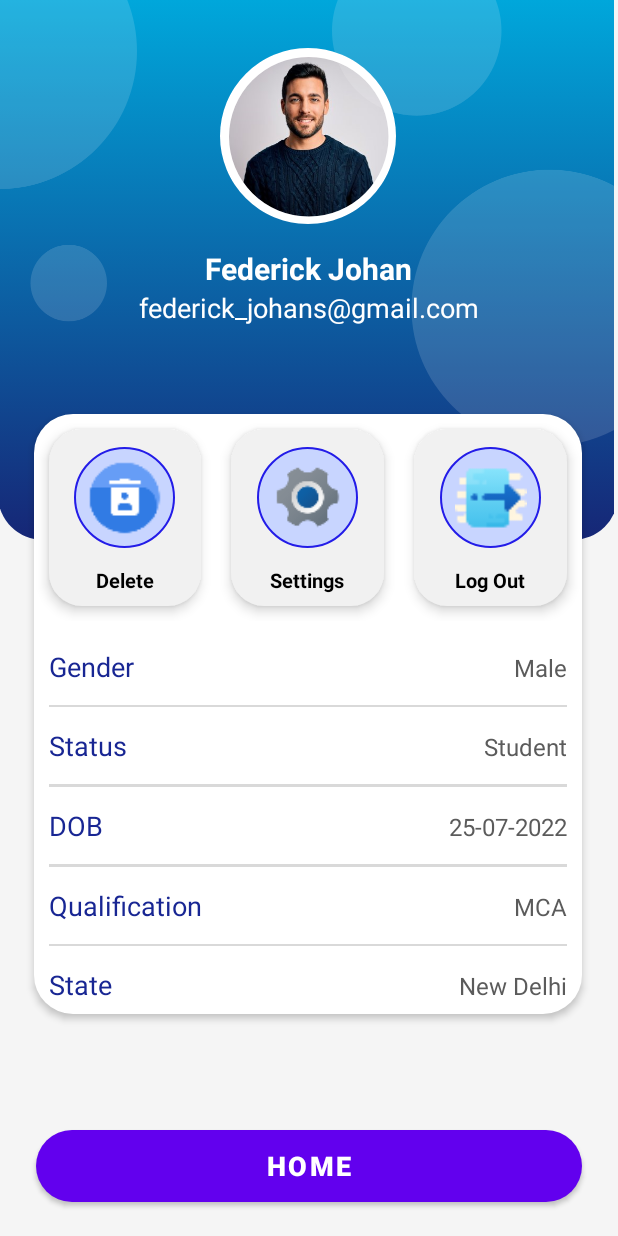
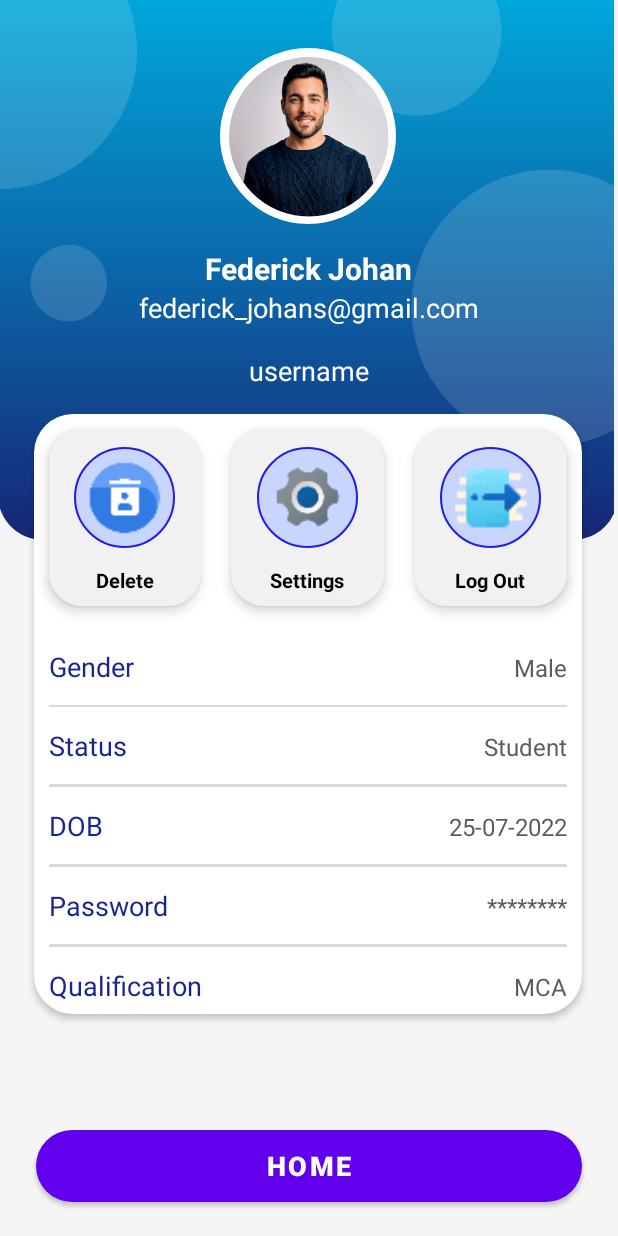
Before and after one commit to the-arooha/Gard-Aid, an Android app: the userprofile screen opened directly, with no data from a screen before it, on a phone screen of 412 x 824 dp. Run offline under Robolectric (Android 15) with nearby library versions, the phone set to English and light mode, and no system bars; our stand-ins replace Firebase (no records; nobody signed in at launch, a user with empty details on screens opened directly).

```diff
--- a/app/src/main/java/com/example/loginactivity/userprofile.java
+++ b/app/src/main/java/com/example/loginactivity/userprofile.java
@@ -1,19 +1,34 @@
 package com.example.loginactivity;
 
+import androidx.annotation.NonNull;
 import androidx.appcompat.app.AppCompatActivity;
 
+import android.app.ProgressDialog;
 import android.content.Intent;
 import android.os.Bundle;
 import android.view.View;
 import android.widget.ImageView;
+import android.widget.ProgressBar;
 import android.widget.TextView;
+import android.widget.Toast;
 
+import com.google.android.gms.tasks.OnCompleteListener;
+import com.google.android.gms.tasks.OnSuccessListener;
+import com.google.android.gms.tasks.Task;
 import com.google.firebase.auth.FirebaseAuth;
+import com.google.firebase.auth.FirebaseUser;
+import com.google.firebase.database.DataSnapshot;
+import com.google.firebase.database.DatabaseError;
+import com.google.firebase.database.DatabaseReference;
+import com.google.firebase.database.FirebaseDatabase;
+import com.google.firebase.database.ValueEventListener;
 
 public class userprofile extends AppCompatActivity {
 
-    private TextView textViewFullName,textViewemailid,textViewgender,textViewstatus,textViewdob,textViewqualification,txtViewstate;
-    private String fullName,email,gender,ststus,dob,qualification,state;
+    private TextView textViewFullName,textViewusername,textViewemailid,textViewgender,textViewstatus,textViewpassword,textViewdob,textViewqualification,textViewstate;
+    private ProgressBar progressBar;
+    private ProgressDialog progressDialog;
+    private String fullName,email,gender,status,dob,qualification,state,username,password;
     private ImageView imageview;
     private FirebaseAuth authProfile;
 
@@ -22,10 +37,104 @@ public class userprofile extends AppCompatActivity {
         super.onCreate(savedInstanceState);
         setContentView(R.layout.activity_userprofile);
 
-        textViewFullName= findViewById(R.id.gendertext);
+        textViewFullName= findViewById(R.id.textView3);
+        textViewpassword=findViewById(R.id.passwordtext);
+        textViewusername=findViewById(R.id.username);
+        textViewemailid=findViewById(R.id.textView4);
+        textViewgender= findViewById(R.id.gendertext);
+        textViewstatus=findViewById(R.id.statustext);
+        textViewdob= findViewById(R.id.dobtext);
+        textViewqualification=findViewById(R.id.qualitext);
+        textViewstate= findViewById(R.id.statetext);
+        imageview=findViewById(R.id.imageView2);
+        progressBar=findViewById(R.id.progressBar);
+
+        authProfile= FirebaseAuth.getInstance();
+        FirebaseUser firebaseUser= authProfile.getCurrentUser();
+
+        if(firebaseUser==null){
+            Toast.makeText(userprofile.this, "Something went wrong! User's details are not available at the moment.",
+                    Toast.LENGTH_LONG).show();
+        }else{
+            progressBar.setVisibility(View.VISIBLE);
+            showUserProfile(firebaseUser);
+        }
+    }
+
+    private void showUserProfile(FirebaseUser firebaseUser) {
+        String userID= firebaseUser.getUid();
+
+        DatabaseReference referenceProfile = FirebaseDatabase.getInstance().getReference("users");
+        referenceProfile.child(userID).addListenerForSingleValueEvent(new ValueEventListener() {
+            @Override
+            public void onDataChange(@NonNull DataSnapshot snapshot) {
+                ReadWriteUserDetails readUserDetails= snapshot.getValue(ReadWriteUserDetails.class);
+                if(readUserDetails != null){
+                    fullName=readUserDetails.Name;
+                    email=firebaseUser.getEmail();
+                    username=readUserDetails.Username;
+                    gender=readUserDetails.Gender;
+                    status=readUserDetails.Status;
+                    dob=readUserDetails.DOB;
+                    qualification=readUserDetails.Qualification;
+                    state=readUserDetails.State;
+                    password=readUserDetails.Password;
+
+                    textViewpassword.setText(password);
+                    textViewFullName.setText(fullName);
+                    textViewusername.setText(username);
+                    textViewemailid.setText(email);
+                    textViewgender.setText(gender);
+                    textViewstatus.setText(status);
+                    textViewdob.setText(dob);
+                    textViewqualification.setText(qualification);
+                    textViewstate.setText(state);
+
+                }
+
+                progressBar.setVisibility(View.GONE);
+            }
+
+            @Override
+            public void onCancelled(@NonNull DatabaseError error) {
+                Toast.makeText(userprofile.this, "Something went wrong!",Toast.LENGTH_LONG).show();
+                progressBar.setVisibility(View.GONE);
+            }
+        });
     }
 
 
+    public void delete(View view){
+        progressDialog=new ProgressDialog(this);
+        progressDialog.setTitle("Please wait...");
+        progressDialog.setMessage("We are deleting your Account");
+        progressDialog.setCancelable(false);
+        progressDialog.show();
+        FirebaseDatabase
+                .getInstance()
+                .getReference()
+                .child("users")
+                .child(FirebaseAuth.getInstance().getCurrentUser().getUid())
+                .setValue(null)
+                .addOnSuccessListener(new OnSuccessListener<Void>() {
+                    @Override
+                    public void onSuccess(Void avoid) {
+                      FirebaseAuth.getInstance().getCurrentUser().delete()
+                              .addOnCompleteListener(new OnCompleteListener<Void>() {
+                                  @Override
+                                  public void onComplete(@NonNull Task<Void> task) {
+                                      if(task.isSuccessful()){
+                                          progressDialog.dismiss();
+                                          Intent intent=new Intent(userprofile.this,Registration.class);
+                                          startActivity(intent);
+                                      }else{
+
+                                      }
+                                  }
+                              });
+                    }
+                });
+    }
     //logout from the application
     public void logout(View view){
         FirebaseAuth.getInstance().signOut();
--- a/app/src/main/res/layout/activity_userprofile.xml
+++ b/app/src/main/res/layout/activity_userprofile.xml
@@ -79,6 +79,18 @@
                         app:layout_constraintStart_toStartOf="@+id/textView3"
                         app:layout_constraintTop_toBottomOf="@+id/textView3" />
 
+                    <TextView
+                        android:id="@+id/username"
+                        android:layout_width="wrap_content"
+                        android:layout_height="wrap_content"
+                        android:text="username"
+                        android:textColor="#ffffff"
+                        android:textSize="18sp"
+                        app:layout_constraintBottom_toTopOf="@+id/linearLayout"
+                        app:layout_constraintEnd_toEndOf="@+id/textView4"
+                        app:layout_constraintStart_toStartOf="@+id/textView4"
+                        app:layout_constraintTop_toBottomOf="@+id/textView4" />
+
                     <ImageView
                         android:id="@+id/imageView3"
                         android:layout_width="wrap_content"
@@ -137,6 +149,7 @@
                                         android:layout_width="56dp"
                                         android:layout_height="61dp"
                                         android:contentDescription="@string/todo13"
+                                        android:onClick="delete"
                                         app:layout_constraintBottom_toBottomOf="parent"
                                         app:layout_constraintEnd_toEndOf="parent"
                                         app:layout_constraintStart_toStartOf="parent"
@@ -178,6 +191,7 @@
                                         android:layout_width="49dp"
                                         android:layout_height="50dp"
                                         android:contentDescription="@string/todo14"
+                                        android:onClick="settings"
                                         app:layout_constraintBottom_toBottomOf="parent"
                                         app:layout_constraintEnd_toEndOf="parent"
                                         app:layout_constraintStart_toStartOf="parent"
@@ -363,6 +377,43 @@
                             android:orientation="horizontal">
 
                             <TextView
+                                android:id="@+id/passwordlabel"
+                                android:layout_width="wrap_content"
+                                android:layout_height="wrap_content"
+                                android:layout_weight="1"
+                                android:text="Password"
+                                android:textColor="#182693"
+                                android:textSize="18sp" />
+
+                            <TextView
+                                android:id="@+id/passwordtext"
+                                android:layout_width="wrap_content"
+                                android:layout_height="wrap_content"
+                                android:layout_weight="1"
+                                android:text="********"
+                                android:textAlignment="viewEnd"
+                                android:textColor="#5B5B5B"
+                                android:textSize="16sp" />
+
+                        </LinearLayout>
+
+                        <View
+                            android:id="@+id/view6"
+                            android:layout_width="match_parent"
+                            android:layout_height="2dp"
+                            android:layout_marginStart="10dp"
+                            android:layout_marginTop="3dp"
+                            android:layout_marginEnd="10dp"
+                            android:layout_marginBottom="3dp"
+                            android:background="#D9D9D9" />
+
+                        <LinearLayout
+                            android:layout_width="match_parent"
+                            android:layout_height="wrap_content"
+                            android:layout_margin="10dp"
+                            android:orientation="horizontal">
+
+                            <TextView
                                 android:id="@+id/qualilabel"
                                 android:layout_width="wrap_content"
                                 android:layout_height="wrap_content"
@@ -418,6 +469,16 @@
                                 android:textColor="#5B5B5B"
                                 android:textSize="16sp" />
 
+                            <ProgressBar
+                                android:id="@+id/progressBar"
+                                android:layout_width="wrap_content"
+                                android:layout_height="wrap_content"
+                                android:visibility="gone"
+                                android:layout_centerVertical="true"
+                                android:layout_centerHorizontal="true"
+                                android:elevation="10dp"
+                                style="?android:attr/progressBarStyleLarge"/>
+
                         </LinearLayout>
 
                     </LinearLayout>
```
Also changed, not shown: app/src/main/java/com/example/loginactivity/ReadWriteUserDetails.java (added, +21 -0 lines).
